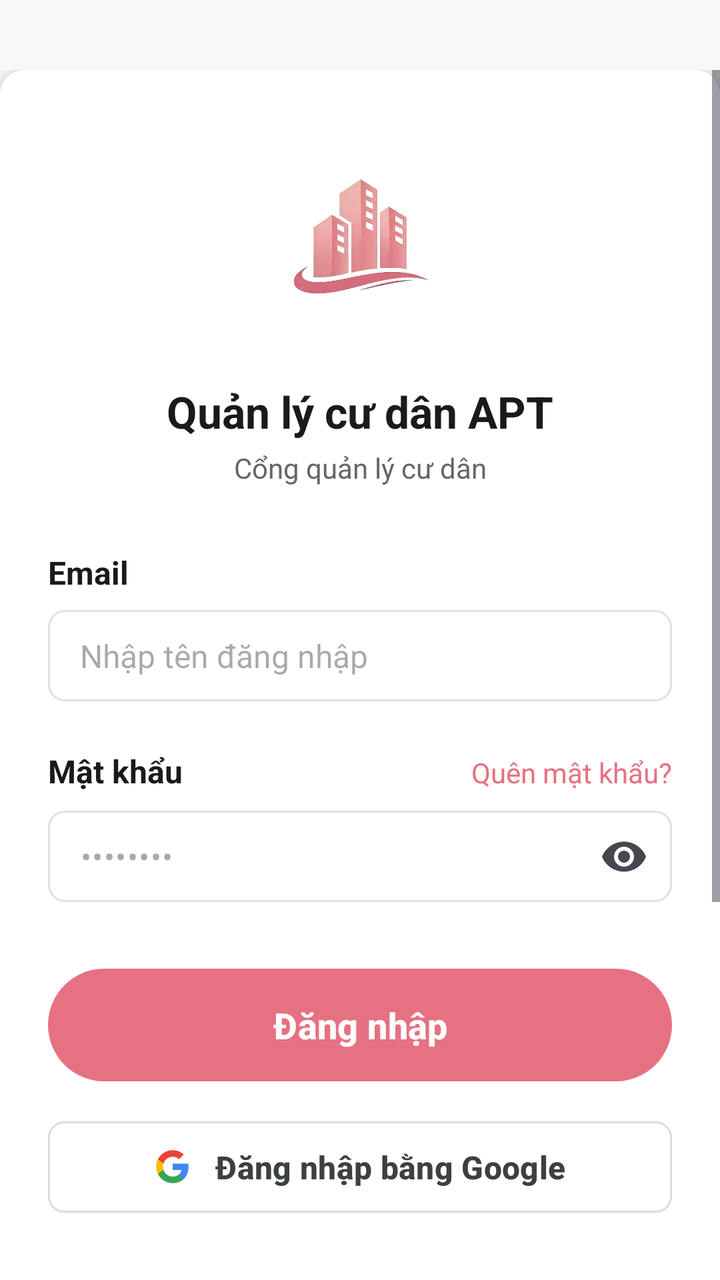
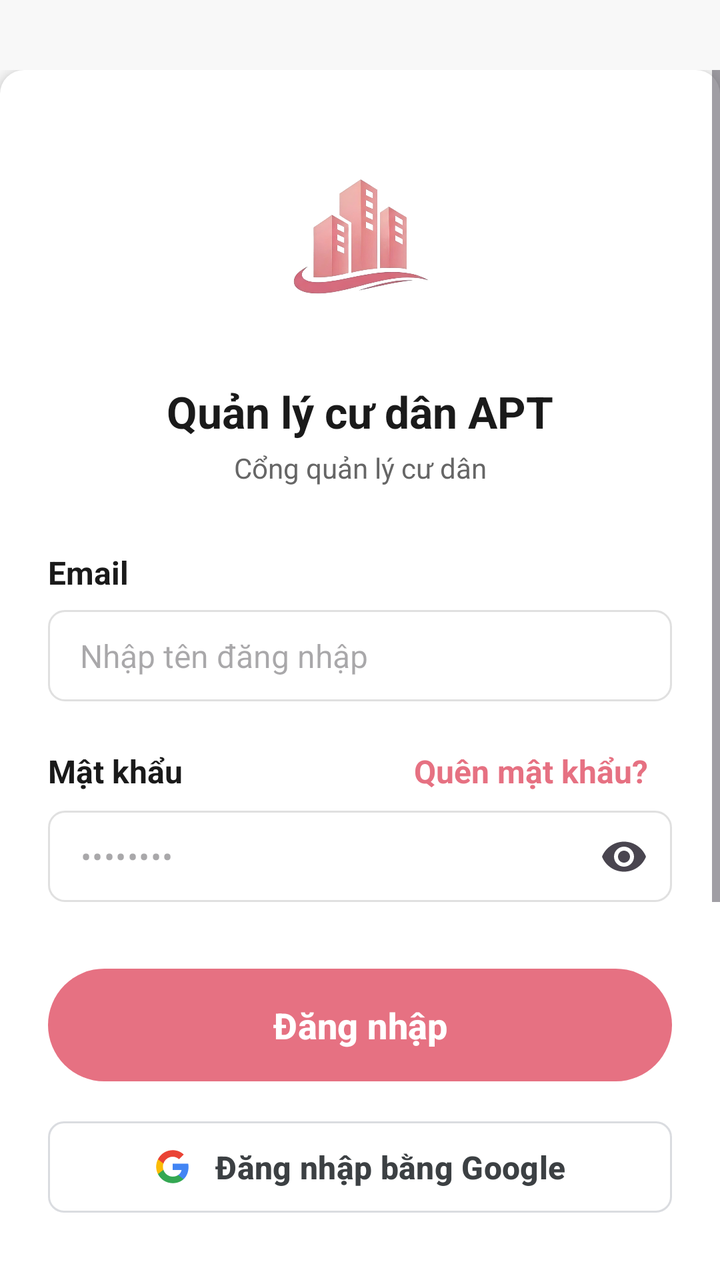

Before-and-after screenshots of an Android layout around one commit, followed by the original layout XML and the change that was made.
<!-- AndroidManifest.xml: application theme Theme.Apt -->
<!-- res/layout/fragment_login.xml -->
<?xml version="1.0" encoding="utf-8"?>
<androidx.constraintlayout.widget.ConstraintLayout xmlns:android="http://schemas.android.com/apk/res/android"
    xmlns:app="http://schemas.android.com/apk/res-auto"
    xmlns:tools="http://schemas.android.com/tools"
    android:layout_width="match_parent"
    android:layout_height="match_parent"
    android:background="#F8F8F8"
    android:paddingTop="35dp"
    tools:context=".fragments.auth.LoginFragment">

    <ScrollView
        android:layout_width="0dp"
        android:layout_height="0dp"
        android:fillViewport="true"
        app:layout_constraintBottom_toBottomOf="parent"
        app:layout_constraintEnd_toEndOf="parent"
        app:layout_constraintStart_toStartOf="parent"
        app:layout_constraintTop_toTopOf="parent">

        <androidx.constraintlayout.widget.ConstraintLayout
            android:id="@+id/main_content_card"
            android:layout_width="match_parent"
            android:layout_height="wrap_content"
            android:background="@drawable/rounded_white_background"
            android:elevation="4dp"
            android:paddingStart="24dp"
            android:paddingTop="32dp"
            android:paddingEnd="24dp"
            android:paddingBottom="32dp">

            <ImageView
                android:id="@+id/card_app_icon_background"
                android:layout_width="100dp"
                android:layout_height="100dp"
                android:padding="16dp"
                android:scaleType="centerCrop"
                android:src="@drawable/img_logo"
                app:layout_constraintEnd_toEndOf="parent"
                app:layout_constraintHorizontal_bias="0.498"
                app:layout_constraintStart_toStartOf="parent"
                app:layout_constraintTop_toTopOf="parent"
                tools:ignore="ContentDescription" />

            <TextView
                android:id="@+id/tv_app_title"
                android:layout_width="wrap_content"
                android:layout_height="wrap_content"
                android:layout_marginTop="24dp"
                android:text="Quản lý cư dân APT"
                android:textColor="@color/text_title"
                android:textSize="22sp"
                android:textStyle="bold"
                app:layout_constraintEnd_toEndOf="parent"
                app:layout_constraintStart_toStartOf="parent"
                app:layout_constraintTop_toBottomOf="@id/card_app_icon_background" />

            <TextView
                android:id="@+id/tv_app_subtitle"
                android:layout_width="wrap_content"
                android:layout_height="wrap_content"
                android:layout_marginTop="4dp"
                android:text="Cổng quản lý cư dân"
                android:textColor="@color/text_body"
                android:textSize="14sp"
                app:layout_constraintEnd_toEndOf="parent"
                app:layout_constraintStart_toStartOf="parent"
                app:layout_constraintTop_toBottomOf="@id/tv_app_title" />

            <TextView
                android:id="@+id/tv_username_label"
                android:layout_width="wrap_content"
                android:layout_height="wrap_content"
                android:layout_marginTop="32dp"
                android:text="Email"
                android:textColor="@color/text_title"
                android:textSize="16sp"
                android:textStyle="bold"
                app:layout_constraintStart_toStartOf="parent"
                app:layout_constraintTop_toBottomOf="@id/tv_app_subtitle" />

            <EditText
                android:id="@+id/et_username"
                android:layout_width="0dp"
                android:layout_height="wrap_content"
                android:layout_marginTop="8dp"
                android:background="@drawable/bg_edittext_selector"
                android:hint="Nhập tên đăng nhập"
                android:inputType="textEmailAddress"
                android:paddingStart="16dp"
                android:paddingTop="12dp"
                android:paddingEnd="16dp"
                android:paddingBottom="12dp"
                android:textColor="@color/text_title"
                android:textSize="16sp"
                app:layout_constraintEnd_toEndOf="parent"
                app:layout_constraintStart_toStartOf="parent"
                app:layout_constraintTop_toBottomOf="@id/tv_username_label"
                tools:ignore="Autofill" />

            <TextView
                android:id="@+id/tv_password_label"
                android:layout_width="wrap_content"
                android:layout_height="wrap_content"
                android:layout_marginTop="24dp"
                android:text="Mật khẩu"
                android:textColor="@color/text_title"
                android:textSize="16sp"
                android:textStyle="bold"
                app:layout_constraintStart_toStartOf="parent"
                app:layout_constraintTop_toBottomOf="@id/et_username" />

            <TextView
                android:id="@+id/tv_forgot_password"
                android:layout_width="wrap_content"
                android:layout_height="wrap_content"
                android:text="Quên mật khẩu?"
                android:textColor="@color/primary"
                android:textSize="14sp"
                app:layout_constraintBaseline_toBaselineOf="@id/tv_password_label"
                app:layout_constraintEnd_toEndOf="parent" />

            <com.google.android.material.textfield.TextInputLayout
                android:id="@+id/til_password"
                android:layout_width="0dp"
                android:layout_height="wrap_content"
                android:layout_marginTop="8dp"
                app:boxBackgroundMode="none"
                app:endIconMode="password_toggle"
                app:hintEnabled="false"
                app:layout_constraintEnd_toEndOf="parent"
                app:layout_constraintStart_toStartOf="parent"
                app:layout_constraintTop_toBottomOf="@id/tv_password_label">

                <com.google.android.material.textfield.TextInputEditText
                    android:id="@+id/et_password"
                    android:layout_width="match_parent"
                    android:layout_height="wrap_content"
                    android:background="@drawable/bg_edittext_selector"
                    android:hint="••••••••"
                    android:inputType="textPassword"
                    android:paddingStart="16dp"
                    android:paddingTop="12dp"
                    android:paddingEnd="48dp"
                    android:paddingBottom="12dp"
                    android:textColor="@color/text_title"
                    android:textSize="16sp"
                    tools:ignore="Autofill" />
            </com.google.android.material.textfield.TextInputLayout>

            <Button
                android:id="@+id/btn_sign_in"
                android:layout_width="0dp"
                android:layout_height="wrap_content"
                android:layout_marginTop="32dp"
                app:backgroundTint="@null"
                android:background="@drawable/bg_button_auth"
                android:paddingTop="12dp"
                android:paddingBottom="12dp"
                android:text="Đăng nhập"
                android:textAllCaps="false"
                android:textColor="@android:color/white"
                android:textSize="18sp"
                android:textStyle="bold"
                app:layout_constraintEnd_toEndOf="parent"
                app:layout_constraintStart_toStartOf="parent"
                app:layout_constraintTop_toBottomOf="@id/til_password" />

            <com.google.android.material.button.MaterialButton
                android:id="@+id/btn_google_login"
                android:layout_width="0dp"
                android:layout_height="wrap_content"
                android:layout_marginTop="16dp"
                android:paddingTop="12dp"
                android:paddingBottom="12dp"
                android:text="Đăng nhập bằng Google"
                android:textAllCaps="false"
                android:textColor="#3C4043"
                android:textSize="16sp"
                android:textStyle="bold"
                app:backgroundTint="@android:color/white"
                app:cornerRadius="8dp"
                app:icon="@drawable/ic_google"
                app:iconGravity="textStart"
                app:iconPadding="12dp"
                app:iconTint="@null"
                app:strokeColor="#DADCE0"
                app:strokeWidth="1dp"
                app:layout_constraintEnd_toEndOf="parent"
                app:layout_constraintStart_toStartOf="parent"
                app:layout_constraintTop_toBottomOf="@id/btn_sign_in" />

            <ImageView
                android:id="@+id/iv_buildings"
                android:layout_width="0dp"
                android:layout_height="200dp"
                android:layout_marginTop="32dp"
                android:scaleType="centerCrop"
                android:src="@drawable/img_buildings"
                android:background="@drawable/rounded_image_small"
                app:layout_constraintEnd_toEndOf="parent"
                app:layout_constraintStart_toStartOf="parent"
                app:layout_constraintTop_toBottomOf="@id/btn_google_login"
                tools:ignore="ContentDescription" />

            <TextView
                android:id="@+id/tv_copyright"
                android:layout_width="wrap_content"
                android:layout_height="wrap_content"
                android:layout_marginTop="24dp"
                android:text="© 2026 Hệ thống quản lý cư dân APT"
                android:textColor="@color/text_body"
                android:textSize="12sp"
                app:layout_constraintBottom_toBottomOf="parent"
                app:layout_constraintEnd_toEndOf="parent"
                app:layout_constraintStart_toStartOf="parent"
                app:layout_constraintTop_toBottomOf="@id/iv_buildings" />

        </androidx.constraintlayout.widget.ConstraintLayout>
    </ScrollView>
</androidx.constraintlayout.widget.ConstraintLayout>
<!-- resources referenced by this layout -->
<resources>
  <color name="primary">#E67182</color>
  <color name="text_body">#666666</color>
  <color name="text_title">#1A1A1A</color>
  <!-- drawable bg_button_auth (drawable) -->
  <?xml version="1.0" encoding="utf-8"?>
  <ripple xmlns:android="http://schemas.android.com/apk/res/android"
      android:color="#40FFFFFF">
      <item>
          <shape android:shape="rectangle">
              <solid android:color="@color/primary" />
              <corners android:radius="32dp" />
          </shape>
      </item>
  
  </ripple>
  <!-- drawable bg_edittext_selector (drawable) -->
  <?xml version="1.0" encoding="utf-8"?>
  <selector xmlns:android="http://schemas.android.com/apk/res/android">
      <item android:drawable="@drawable/bg_edittext_focused" android:state_focused="true"/>
      <item android:drawable="@drawable/bg_edittext"/>
  </selector>
  <!-- drawable ic_google (drawable) -->
  <vector xmlns:android="http://schemas.android.com/apk/res/android"
      android:width="24dp"
      android:height="24dp"
      android:viewportWidth="24.0"
      android:viewportHeight="24.0">
      <path
          android:fillColor="#4285F4"
          android:pathData="M22.56,12.23c0,-0.8 -0.07,-1.53 -0.2,-2.23H12v4.26h5.92c-0.26,1.37 -1.04,2.53 -2.21,3.31v2.77h3.57c2.08,-1.92 3.28,-4.74 3.28,-8.11z" />
      <path
          android:fillColor="#34A853"
          android:pathData="M12,23c2.97,0 5.46,-0.98 7.28,-2.66l-3.57,-2.77c-0.98,0.66 -2.23,1.06 -3.71,1.06c-2.86,0 -5.29,-1.93 -6.16,-4.53H2.18v2.84C3.99,20.53 7.7,23 12,23z" />
      <path
          android:fillColor="#FBBC05"
          android:pathData="M5.84,14.09c-0.22,-0.66 -0.35,-1.36 -0.35,-2.09s0.13,-1.43 0.35,-2.09V7.07H2.18C1.43,8.55 1,10.22 1,12s0.43,3.45 1.18,4.93l2.85,-2.22l0.81,-0.62z" />
      <path
          android:fillColor="#EA4335"
          android:pathData="M12,5.38c1.62,0 3.06,0.56 4.21,1.64l3.15,-3.15C17.45,2.09 14.97,1 12,1C7.7,1 3.99,3.47 2.18,7.07l3.66,2.84c0.87,-2.6 3.3,-4.53 6.16,-4.53z" />
  </vector>
  <!-- drawable img_buildings: png bitmap (drawable, 514568 bytes) -->
  <!-- drawable img_logo: png bitmap (drawable, 193190 bytes) -->
  <!-- drawable rounded_image_small (drawable) -->
  <?xml version="1.0" encoding="utf-8"?>
  <shape xmlns:android="http://schemas.android.com/apk/res/android"
      android:shape="rectangle">
      <solid android:color="@android:color/transparent" />
      <corners android:radius="8dp" />
  </shape>
  <!-- drawable rounded_white_background (drawable) -->
  <?xml version="1.0" encoding="utf-8"?>
  <shape xmlns:android="http://schemas.android.com/apk/res/android"
      android:shape="rectangle">
      <solid android:color="@android:color/white" />
      <corners android:radius="12dp" />
  </shape>
  <style name="Theme.Apt" parent="Base.Theme.Apt" />
  <!-- drawable bg_edittext_focused (drawable) -->
  <?xml version="1.0" encoding="utf-8"?>
  <shape xmlns:android="http://schemas.android.com/apk/res/android"
      android:shape="rectangle">
      <solid android:color="@android:color/white" />
      <corners android:radius="8dp" />
      <stroke android:width="2dp" android:color="@color/primary" />
  </shape>
  <!-- drawable bg_edittext (drawable) -->
  <?xml version="1.0" encoding="utf-8"?>
  <shape xmlns:android="http://schemas.android.com/apk/res/android"
      android:shape="rectangle">
      <solid android:color="@android:color/white" />
      <corners android:radius="8dp" />
      <stroke android:width="1dp" android:color="#E0E0E0" />
  </shape>
  <style name="Base.Theme.Apt" parent="Theme.Material3.DayNight.NoActionBar">
          
          
      </style>
</resources>

<!-- the commit's change to res/layout/fragment_login.xml (unified diff, before → after) -->
@@ -115,7 +115,14 @@
                 android:layout_height="wrap_content"
                 android:text="Quên mật khẩu?"
                 android:textColor="@color/primary"
-                android:textSize="14sp"
+                android:textSize="16sp"
+                android:textStyle="bold"
+                android:background="?attr/selectableItemBackgroundBorderless"
+                android:clickable="true"
+                android:focusable="true"
+                android:padding="12dp"
+                android:minWidth="48dp"
+                android:minHeight="36dp"
                 app:layout_constraintBaseline_toBaselineOf="@id/tv_password_label"
                 app:layout_constraintEnd_toEndOf="parent" />
 
@@ -183,6 +190,7 @@
                 app:iconGravity="textStart"
                 app:iconPadding="12dp"
                 app:iconTint="@null"
+                app:rippleColor="#1A000000"
                 app:strokeColor="#DADCE0"
                 app:strokeWidth="1dp"
                 app:layout_constraintEnd_toEndOf="parent"
